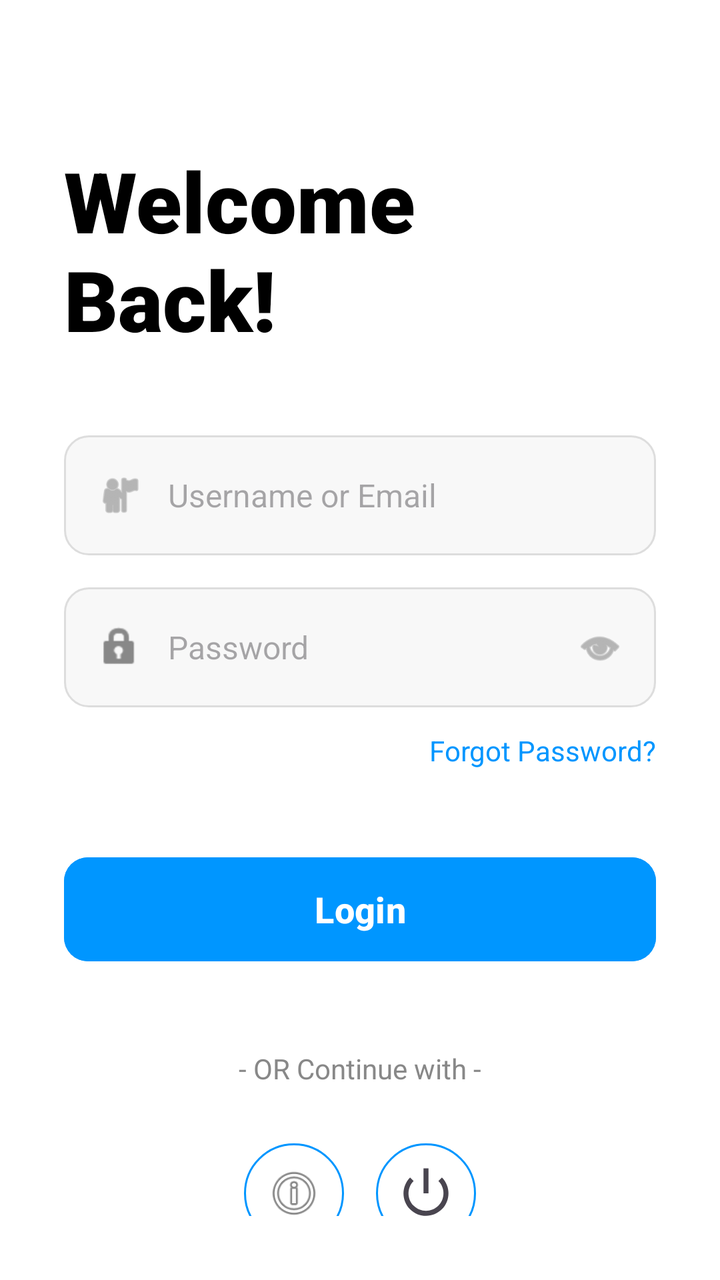
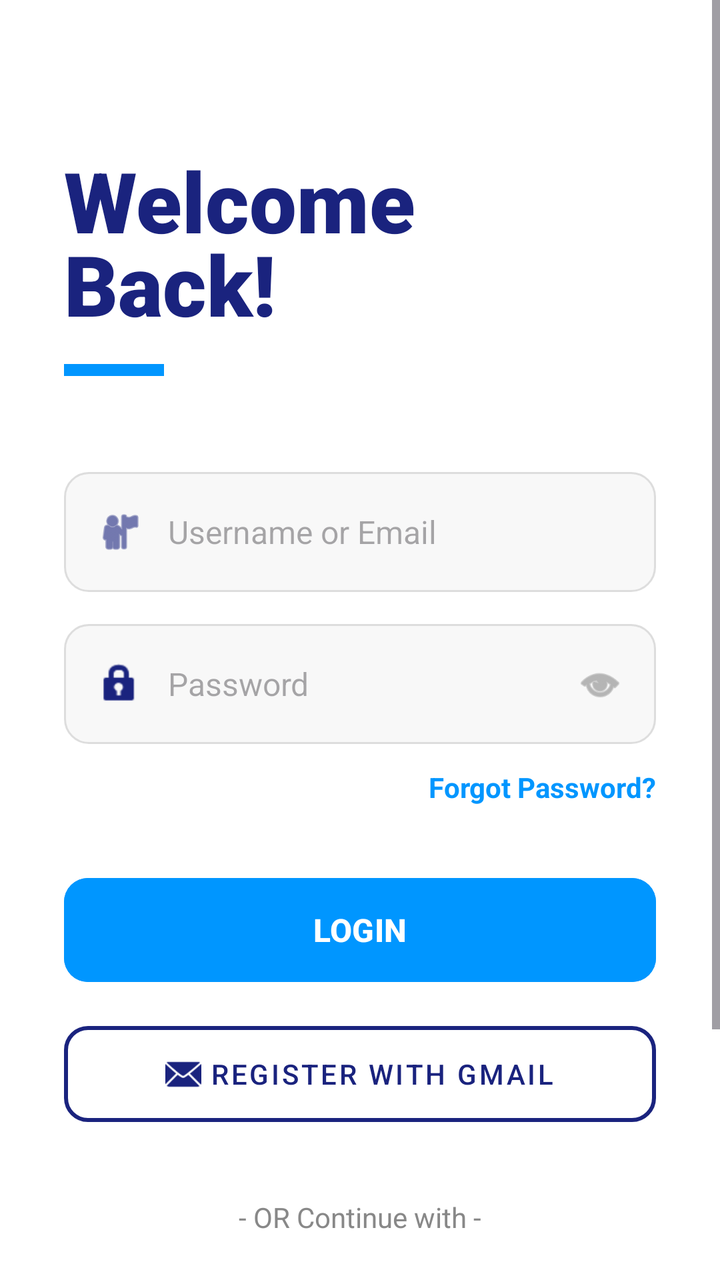

Two renders of the same Android screen: before a commit and after it. Below are the layout's source before the change and the commit's diff.
<!-- AndroidManifest.xml: application theme Theme.Azracore -->
<!-- res/layout/activity_login2.xml -->
<?xml version="1.0" encoding="utf-8"?>
<LinearLayout xmlns:android="http://schemas.android.com/apk/res/android"
    xmlns:app="http://schemas.android.com/apk/res-auto"
    android:layout_width="match_parent"
    android:layout_height="match_parent"
    android:background="#FFFFFF"
    android:orientation="vertical"
    android:padding="32dp">

    <TextView
        android:layout_width="wrap_content"
        android:layout_height="wrap_content"
        android:layout_marginTop="40dp"
        android:text="Welcome\nBack!"
        android:textColor="#000000"
        android:textSize="42sp"
        android:fontFamily="sans-serif-black"
        android:textStyle="bold" />

    <LinearLayout
        android:layout_width="match_parent"
        android:layout_height="60dp"
        android:layout_marginTop="40dp"
        android:background="@drawable/bg_input_login"
        android:gravity="center_vertical"
        android:orientation="horizontal"
        android:paddingHorizontal="16dp">

        <ImageView
            android:layout_width="24dp"
            android:layout_height="24dp"
            android:src="@android:drawable/ic_menu_myplaces"
            app:tint="#888888" />

        <EditText
            android:id="@+id/etEmail"
            android:layout_width="match_parent"
            android:layout_height="match_parent"
            android:layout_marginStart="12dp"
            android:background="@android:color/transparent"
            android:hint="Username or Email"
            android:inputType="textEmailAddress"
            android:textSize="16sp" />
    </LinearLayout>

    <LinearLayout
        android:layout_width="match_parent"
        android:layout_height="60dp"
        android:layout_marginTop="16dp"
        android:background="@drawable/bg_input_login"
        android:gravity="center_vertical"
        android:orientation="horizontal"
        android:paddingHorizontal="16dp">

        <ImageView
            android:layout_width="24dp"
            android:layout_height="24dp"
            android:src="@android:drawable/ic_lock_idle_lock"
            app:tint="#888888" />

        <EditText
            android:id="@+id/etPassword"
            android:layout_width="0dp"
            android:layout_height="match_parent"
            android:layout_marginStart="12dp"
            android:layout_weight="1"
            android:background="@android:color/transparent"
            android:hint="Password"
            android:inputType="textPassword"
            android:textSize="16sp" />

        <ImageView
            android:layout_width="24dp"
            android:layout_height="24dp"
            android:src="@android:drawable/ic_menu_view"
            app:tint="#888888" />
    </LinearLayout>

    <TextView
        android:layout_width="wrap_content"
        android:layout_height="wrap_content"
        android:layout_gravity="end"
        android:layout_marginTop="12dp"
        android:text="Forgot Password?"
        android:textColor="#0096FF" />
    <Button
    android:id="@+id/btnLogin"
    android:layout_width="match_parent"
    android:layout_height="60dp"
    android:layout_marginTop="40dp"
    android:backgroundTint="#0096FF"
    android:text="Login"
    android:textAllCaps="false"
    android:textSize="18sp"
    android:textStyle="bold"
    app:cornerRadius="12dp" />

    <TextView
        android:layout_width="wrap_content"
        android:layout_height="wrap_content"
        android:layout_gravity="center"
        android:layout_marginTop="40dp"
        android:text="- OR Continue with -"
        android:textColor="#888888" />

    <LinearLayout
        android:layout_width="wrap_content"
        android:layout_height="wrap_content"
        android:layout_gravity="center"
        android:layout_marginTop="20dp"
        android:orientation="horizontal">

        <ImageView
            android:layout_width="50dp"
            android:layout_height="50dp"
            android:layout_margin="8dp"
            android:padding="10dp"
            android:background="@drawable/bg_circle_social"
            android:src="@android:drawable/ic_menu_info_details" />

        <ImageView
            android:layout_width="50dp"
            android:layout_height="50dp"
            android:layout_margin="8dp"
            android:padding="10dp"
            android:background="@drawable/bg_circle_social"
            android:src="@android:drawable/ic_lock_power_off" />
    </LinearLayout>

    <LinearLayout
        android:layout_width="wrap_content"
        android:layout_height="wrap_content"
        android:layout_gravity="center"
        android:layout_marginTop="20dp"
        android:orientation="horizontal">

        <TextView
            android:layout_width="wrap_content"
            android:layout_height="wrap_content"
            android:text="Create An Account "
            android:textColor="#888888" />

        <TextView
            android:layout_width="wrap_content"
            android:layout_height="wrap_content"
            android:text="Sign Up"
            android:textColor="#0096FF"
            android:textStyle="bold" />
    </LinearLayout>

</LinearLayout>
<!-- resources referenced by this layout -->
<resources>
  <!-- drawable bg_circle_social (drawable) -->
  <?xml version="1.0" encoding="utf-8"?>
  <shape xmlns:android="http://schemas.android.com/apk/res/android"
      android:shape="oval">
      <stroke android:width="1dp" android:color="#FF0096FF" />
      <solid android:color="#FFFFFF" />
  </shape>
  <!-- drawable bg_input_login (drawable) -->
  <?xml version="1.0" encoding="utf-8"?>
  <shape xmlns:android="http://schemas.android.com/apk/res/android">
      <solid android:color="#F8F8F8" />
      <stroke android:width="1dp" android:color="#DDDDDD" />
      <corners android:radius="12dp" />
  </shape>
  <style name="Theme.Azracore" parent="Base.Theme.Azracore" />
  <style name="Base.Theme.Azracore" parent="Theme.Material3.DayNight.NoActionBar">
          
          
      </style>
</resources>

<!-- the commit's change to res/layout/activity_login2.xml (unified diff, before → after) -->
@@ -1,151 +1,186 @@
 <?xml version="1.0" encoding="utf-8"?>
-<LinearLayout xmlns:android="http://schemas.android.com/apk/res/android"
+<ScrollView xmlns:android="http://schemas.android.com/apk/res/android"
     xmlns:app="http://schemas.android.com/apk/res-auto"
     android:layout_width="match_parent"
     android:layout_height="match_parent"
     android:background="#FFFFFF"
-    android:orientation="vertical"
-    android:padding="32dp">
-
-    <TextView
-        android:layout_width="wrap_content"
-        android:layout_height="wrap_content"
-        android:layout_marginTop="40dp"
-        android:text="Welcome\nBack!"
-        android:textColor="#000000"
-        android:textSize="42sp"
-        android:fontFamily="sans-serif-black"
-        android:textStyle="bold" />
+    android:fillViewport="true">
 
     <LinearLayout
         android:layout_width="match_parent"
-        android:layout_height="60dp"
-        android:layout_marginTop="40dp"
-        android:background="@drawable/bg_input_login"
-        android:gravity="center_vertical"
-        android:orientation="horizontal"
-        android:paddingHorizontal="16dp">
-
-        <ImageView
-            android:layout_width="24dp"
-            android:layout_height="24dp"
-            android:src="@android:drawable/ic_menu_myplaces"
-            app:tint="#888888" />
-
-        <EditText
-            android:id="@+id/etEmail"
-            android:layout_width="match_parent"
-            android:layout_height="match_parent"
-            android:layout_marginStart="12dp"
-            android:background="@android:color/transparent"
-            android:hint="Username or Email"
-            android:inputType="textEmailAddress"
-            android:textSize="16sp" />
-    </LinearLayout>
-
-    <LinearLayout
-        android:layout_width="match_parent"
-        android:layout_height="60dp"
-        android:layout_marginTop="16dp"
-        android:background="@drawable/bg_input_login"
-        android:gravity="center_vertical"
-        android:orientation="horizontal"
-        android:paddingHorizontal="16dp">
-
-        <ImageView
-            android:layout_width="24dp"
-            android:layout_height="24dp"
-            android:src="@android:drawable/ic_lock_idle_lock"
-            app:tint="#888888" />
-
-        <EditText
-            android:id="@+id/etPassword"
-            android:layout_width="0dp"
-            android:layout_height="match_parent"
-            android:layout_marginStart="12dp"
-            android:layout_weight="1"
-            android:background="@android:color/transparent"
-            android:hint="Password"
-            android:inputType="textPassword"
-            android:textSize="16sp" />
-
-        <ImageView
-            android:layout_width="24dp"
-            android:layout_height="24dp"
-            android:src="@android:drawable/ic_menu_view"
-            app:tint="#888888" />
-    </LinearLayout>
-
-    <TextView
-        android:layout_width="wrap_content"
         android:layout_height="wrap_content"
-        android:layout_gravity="end"
-        android:layout_marginTop="12dp"
-        android:text="Forgot Password?"
-        android:textColor="#0096FF" />
-    <Button
-    android:id="@+id/btnLogin"
-    android:layout_width="match_parent"
-    android:layout_height="60dp"
-    android:layout_marginTop="40dp"
-    android:backgroundTint="#0096FF"
-    android:text="Login"
-    android:textAllCaps="false"
-    android:textSize="18sp"
-    android:textStyle="bold"
-    app:cornerRadius="12dp" />
-
-    <TextView
-        android:layout_width="wrap_content"
-        android:layout_height="wrap_content"
-        android:layout_gravity="center"
-        android:layout_marginTop="40dp"
-        android:text="- OR Continue with -"
-        android:textColor="#888888" />
-
-    <LinearLayout
-        android:layout_width="wrap_content"
-        android:layout_height="wrap_content"
-        android:layout_gravity="center"
-        android:layout_marginTop="20dp"
-        android:orientation="horizontal">
-
-        <ImageView
-            android:layout_width="50dp"
-            android:layout_height="50dp"
-            android:layout_margin="8dp"
-            android:padding="10dp"
-            android:background="@drawable/bg_circle_social"
-            android:src="@android:drawable/ic_menu_info_details" />
-
-        <ImageView
-            android:layout_width="50dp"
-            android:layout_height="50dp"
-            android:layout_margin="8dp"
-            android:padding="10dp"
-            android:background="@drawable/bg_circle_social"
-            android:src="@android:drawable/ic_lock_power_off" />
-    </LinearLayout>
-
-    <LinearLayout
-        android:layout_width="wrap_content"
-        android:layout_height="wrap_content"
-        android:layout_gravity="center"
-        android:layout_marginTop="20dp"
-        android:orientation="horizontal">
+        android:orientation="vertical"
+        android:padding="32dp">
 
         <TextView
             android:layout_width="wrap_content"
             android:layout_height="wrap_content"
-            android:text="Create An Account "
-            android:textColor="#888888" />
+            android:layout_marginTop="40dp"
+            android:text="Welcome\nBack!"
+            android:textColor="#1A237E"
+            android:textSize="42sp"
+            android:fontFamily="sans-serif-black"
+            android:lineSpacingExtra="-8dp" />
+
+        <View
+            android:layout_width="50dp"
+            android:layout_height="6dp"
+            android:layout_marginTop="12dp"
+            android:background="#0096FF" />
+
+        <LinearLayout
+            android:layout_width="match_parent"
+            android:layout_height="60dp"
+            android:layout_marginTop="48dp"
+            android:background="@drawable/bg_input_login"
+            android:gravity="center_vertical"
+            android:orientation="horizontal"
+            android:paddingHorizontal="16dp">
+
+            <ImageView
+                android:layout_width="24dp"
+                android:layout_height="24dp"
+                android:src="@android:drawable/ic_menu_myplaces"
+                app:tint="#1A237E" />
+
+            <EditText
+                android:id="@+id/etUsernameLogin"
+                android:layout_width="match_parent"
+                android:layout_height="match_parent"
+                android:layout_marginStart="12dp"
+                android:background="@android:color/transparent"
+                android:hint="Username or Email"
+                android:inputType="text"
+                android:textColor="#333333"
+                android:textSize="16sp" />
+        </LinearLayout>
+
+        <LinearLayout
+            android:layout_width="match_parent"
+            android:layout_height="60dp"
+            android:layout_marginTop="16dp"
+            android:background="@drawable/bg_input_login"
+            android:gravity="center_vertical"
+            android:orientation="horizontal"
+            android:paddingHorizontal="16dp">
+
+            <ImageView
+                android:layout_width="24dp"
+                android:layout_height="24dp"
+                android:src="@android:drawable/ic_lock_idle_lock"
+                app:tint="#1A237E" />
+
+            <EditText
+                android:id="@+id/etPasswordLogin"
+                android:layout_width="0dp"
+                android:layout_height="match_parent"
+                android:layout_marginStart="12dp"
+                android:layout_weight="1"
+                android:background="@android:color/transparent"
+                android:hint="Password"
+                android:inputType="textPassword"
+                android:textColor="#333333"
+                android:textSize="16sp" />
+
+            <ImageView
+                android:layout_width="24dp"
+                android:layout_height="24dp"
+                android:src="@android:drawable/ic_menu_view"
+                app:tint="#888888" />
+        </LinearLayout>
 
         <TextView
             android:layout_width="wrap_content"
             android:layout_height="wrap_content"
-            android:text="Sign Up"
+            android:layout_gravity="end"
+            android:layout_marginTop="12dp"
+            android:text="Forgot Password?"
             android:textColor="#0096FF"
             android:textStyle="bold" />
+
+        <Button
+            android:id="@+id/btnLogin"
+            android:layout_width="match_parent"
+            android:layout_height="60dp"
+            android:layout_marginTop="32dp"
+            android:backgroundTint="#0096FF"
+            android:text="Login"
+            android:textAllCaps="true"
+            android:textSize="16sp"
+            android:textStyle="bold"
+            app:cornerRadius="12dp"
+            app:elevation="4dp" />
+
+        <Button
+            android:id="@+id/btnRegisterGmail"
+            style="@style/Widget.MaterialComponents.Button.OutlinedButton"
+            android:layout_width="match_parent"
+            android:layout_height="60dp"
+            android:layout_marginTop="12dp"
+            android:text="REGISTER WITH GMAIL"
+            android:textColor="#1A237E"
+            app:strokeColor="#1A237E"
+            app:strokeWidth="2dp"
+            app:cornerRadius="12dp"
+            app:icon="@android:drawable/ic_dialog_email"
+            app:iconGravity="textStart"
+            app:iconTint="#1A237E" />
+
+        <TextView
+            android:layout_width="wrap_content"
+            android:layout_height="wrap_content"
+            android:layout_gravity="center"
+            android:layout_marginTop="32dp"
+            android:text="- OR Continue with -"
+            android:textColor="#888888" />
+
+        <LinearLayout
+            android:layout_width="wrap_content"
+            android:layout_height="wrap_content"
+            android:layout_gravity="center"
+            android:layout_marginTop="16dp"
+            android:orientation="horizontal">
+
+            <ImageView
+                android:layout_width="55dp"
+                android:layout_height="55dp"
+                android:layout_margin="8dp"
+                android:padding="12dp"
+                android:background="@drawable/bg_circle_social"
+                android:src="@android:drawable/ic_menu_info_details"
+                app:tint="#0096FF" />
+
+            <ImageView
+                android:layout_width="55dp"
+                android:layout_height="55dp"
+                android:layout_margin="8dp"
+                android:padding="12dp"
+                android:background="@drawable/bg_circle_social"
+                android:src="@android:drawable/ic_lock_power_off"
+                app:tint="#1A237E" />
+        </LinearLayout>
+
+        <LinearLayout
+            android:layout_width="wrap_content"
+            android:layout_height="wrap_content"
+            android:layout_gravity="center"
+            android:layout_marginTop="24dp"
+            android:layout_marginBottom="16dp"
+            android:orientation="horizontal">
+
+            <TextView
+                android:layout_width="wrap_content"
+                android:layout_height="wrap_content"
+                android:text="Create An Account "
+                android:textColor="#888888" />
+
+            <TextView
+                android:layout_width="wrap_content"
+                android:layout_height="wrap_content"
+                android:text="Sign Up"
+                android:textColor="#0096FF"
+                android:textStyle="bold" />
+        </LinearLayout>
+
     </LinearLayout>
-
-</LinearLayout>
+</ScrollView>
